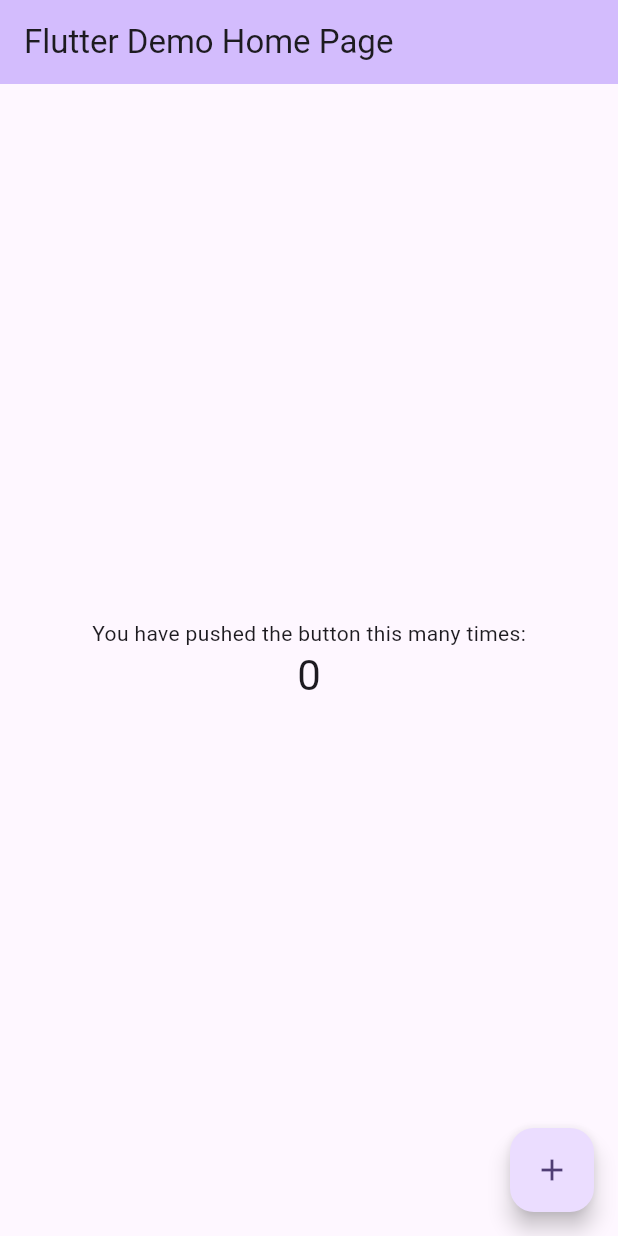
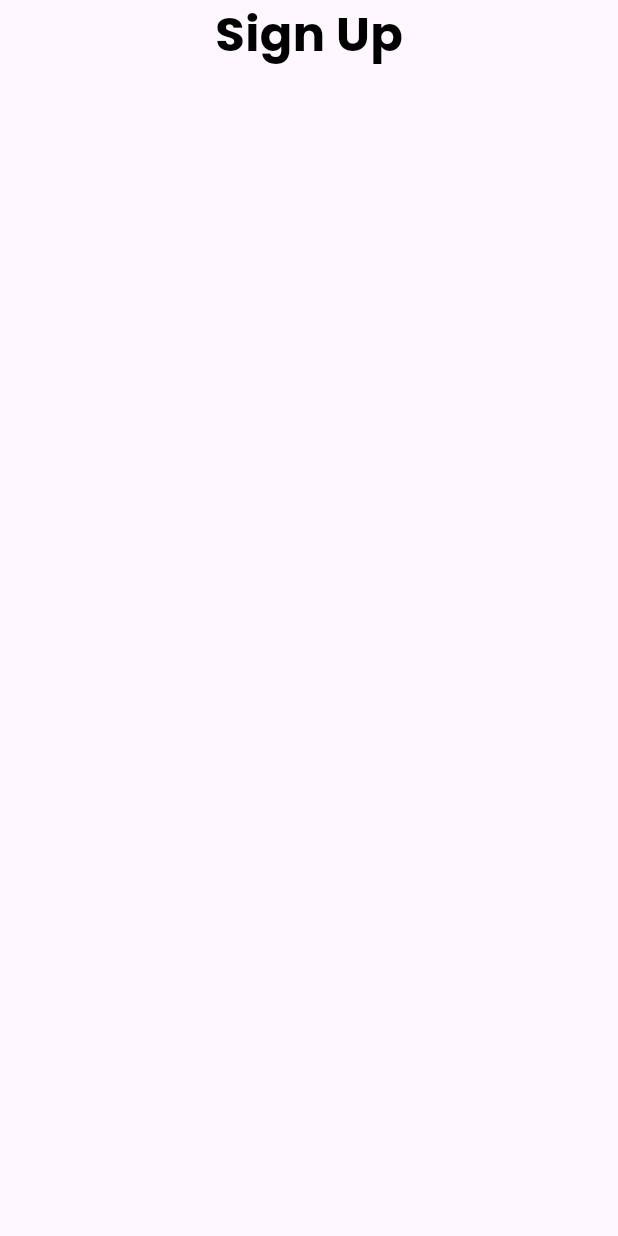
Before and after one commit to 01amine/T-Code-X, a Flutter app: the screen it shows after launch, on a phone screen of 412 x 824 dp. Run offline on Flutter 3.47's test engine with Material 3 defaults, Android fonts, the phone set to English and light mode, and no system bars; our stand-ins replace google_fonts.

Commit message:
folders structur, and text feild component

```diff
--- a/t_code_x_app/lib/main.dart
+++ b/t_code_x_app/lib/main.dart
@@ -1,4 +1,5 @@
 import 'package:flutter/material.dart';
+import 'package:t_code_x_app/screens/Authentication/signUp.dart';
 
 void main() {
   runApp(const MyApp());
@@ -6,120 +7,11 @@
 
 class MyApp extends StatelessWidget {
   const MyApp({super.key});
-
-  // This widget is the root of your application.
   @override
   Widget build(BuildContext context) {
-    return MaterialApp(
-      title: 'Flutter Demo',
-      theme: ThemeData(
-        // This is the theme of your application.
-        //
-        // TRY THIS: Try running your application with "flutter run". You'll see
-        // the application has a purple toolbar. Then, without quitting the app,
-        // try changing the seedColor in the colorScheme below to Colors.green
-        // and then invoke "hot reload" (save your changes or press the "hot
-        // reload" button in a Flutter-supported IDE, or press "r" if you used
-        // the command line to start the app).
-        //
-        // Notice that the counter didn't reset back to zero; the application
-        // state is not lost during the reload. To reset the state, use hot
-        // restart instead.
-        //
-        // This works for code too, not just values: Most code changes can be
-        // tested with just a hot reload.
-        colorScheme: ColorScheme.fromSeed(seedColor: Colors.deepPurple),
-        useMaterial3: true,
-      ),
-      home: const MyHomePage(title: 'Flutter Demo Home Page'),
+    return const MaterialApp(
+      debugShowCheckedModeBanner: false,
+      home: SignUpPage(),
     );
   }
 }
-
-class MyHomePage extends StatefulWidget {
-  const MyHomePage({super.key, required this.title});
-
-  // This widget is the home page of your application. It is stateful, meaning
-  // that it has a State object (defined below) that contains fields that affect
-  // how it looks.
-
-  // This class is the configuration for the state. It holds the values (in this
-  // case the title) provided by the parent (in this case the App widget) and
-  // used by the build method of the State. Fields in a Widget subclass are
-  // always marked "final".
-
-  final String title;
-
-  @override
-  State<MyHomePage> createState() => _MyHomePageState();
-}
-
-class _MyHomePageState extends State<MyHomePage> {
-  int _counter = 0;
-
-  void _incrementCounter() {
-    setState(() {
-      // This call to setState tells the Flutter framework that something has
-      // changed in this State, which causes it to rerun the build method below
-      // so that the display can reflect the updated values. If we changed
-      // _counter without calling setState(), then the build method would not be
-      // called again, and so nothing would appear to happen.
-      _counter++;
-    });
-  }
-
-  @override
-  Widget build(BuildContext context) {
-    // This method is rerun every time setState is called, for instance as done
-    // by the _incrementCounter method above.
-    //
-    // The Flutter framework has been optimized to make rerunning build methods
-    // fast, so that you can just rebuild anything that needs updating rather
-    // than having to individually change instances of widgets.
-    return Scaffold(
-      appBar: AppBar(
-        // TRY THIS: Try changing the color here to a specific color (to
-        // Colors.amber, perhaps?) and trigger a hot reload to see the AppBar
-        // change color while the other colors stay the same.
-        backgroundColor: Theme.of(context).colorScheme.inversePrimary,
-        // Here we take the value from the MyHomePage object that was created by
-        // the App.build method, and use it to set our appbar title.
-        title: Text(widget.title),
-      ),
-      body: Center(
-        // Center is a layout widget. It takes a single child and positions it
-        // in the middle of the parent.
-        child: Column(
-          // Column is also a layout widget. It takes a list of children and
-          // arranges them vertically. By default, it sizes itself to fit its
-          // children horizontally, and tries to be as tall as its parent.
-          //
-          // Column has various properties to control how it sizes itself and
-          // how it positions its children. Here we use mainAxisAlignment to
-          // center the children vertically; the main axis here is the vertical
-          // axis because Columns are vertical (the cross axis would be
-          // horizontal).
-          //
-          // TRY THIS: Invoke "debug painting" (choose the "Toggle Debug Paint"
-          // action in the IDE, or press "p" in the console), to see the
-          // wireframe for each widget.
-          mainAxisAlignment: MainAxisAlignment.center,
-          children: <Widget>[
-            const Text(
-              'You have pushed the button this many times:',
-            ),
-            Text(
-              '$_counter',
-              style: Theme.of(context).textTheme.headlineMedium,
-            ),
-          ],
-        ),
-      ),
-      floatingActionButton: FloatingActionButton(
-        onPressed: _incrementCounter,
-        tooltip: 'Increment',
-        child: const Icon(Icons.add),
-      ), // This trailing comma makes auto-formatting nicer for build methods.
-    );
-  }
-}
--- /dev/null
+++ b/t_code_x_app/lib/screens/Authentication/signUp.dart
@@ -0,0 +1,29 @@
+import 'package:flutter/material.dart';
+import 'package:google_fonts/google_fonts.dart';
+
+class SignUpPage extends StatelessWidget {
+  const SignUpPage({super.key});
+
+  @override
+  Widget build(BuildContext context) {
+    return Scaffold(
+      body: SafeArea(
+        child: SizedBox(
+          height: MediaQuery.of(context).size.height,
+          width: MediaQuery.of(context).size.width,
+          child: Column(
+            children: [
+              Text(
+                'Sign Up',
+                style: GoogleFonts.poppins(
+                    fontSize: 32,
+                    fontWeight: FontWeight.bold,
+                    color: Colors.black),
+              ),
+            ],
+          ),
+        ),
+      ),
+    );
+  }
+}
--- a/t_code_x_app/pubspec.yaml
+++ b/t_code_x_app/pubspec.yaml
@@ -35,6 +35,12 @@ dependencies:
   # The following adds the Cupertino Icons font to your application.
   # Use with the CupertinoIcons class for iOS style icons.
   cupertino_icons: ^1.0.2
+  http: ^1.2.0
+  agora_rtc_engine: ^6.3.0
+  permission_handler: ^11.3.0
+  shared_preferences: ^2.2.2
+  jwt_decoder: ^2.0.1
+  google_fonts: ^6.1.0
 
 dev_dependencies:
   flutter_test:
```
Also changed, not shown: t_code_x_app/lib/components/textFeild.dart (added), t_code_x_app/pubspec.lock, 3 other files.
